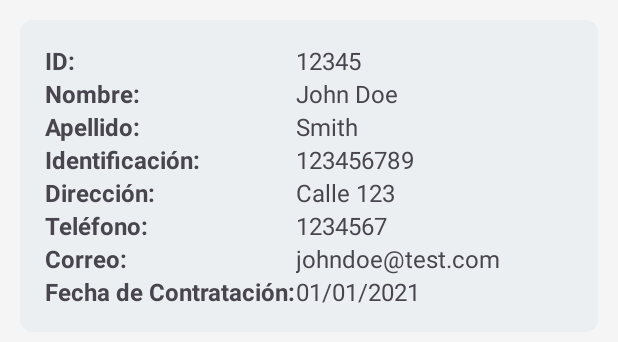
After one commit to k3ssdev/TeamTrekAndroid, an Android app: the layout card_employee.xml on its own in the app's theme, with its tools: preview values and no code run, on a phone screen of 412 x 824 dp. The commit adds this screen. Shown: the top 342 px of the screen. Run offline under Robolectric (Android 15) with nearby library versions, the phone set to English and light mode, and no system bars.

Commit message:
cardview employess as table in a card

```diff
--- a/app/build.gradle.kts
+++ b/app/build.gradle.kts
@@ -46,4 +46,6 @@ dependencies {
     testImplementation("junit:junit:4.13.2")
     androidTestImplementation("androidx.test.ext:junit:1.1.5")
     androidTestImplementation("androidx.test.espresso:espresso-core:3.5.1")
+    // cardview
+    implementation("androidx.cardview:cardview:1.0.0")
 }
--- a/app/src/main/java/io/github/k3ssdev/teamtrekandroid/database/EmployeeAdapter.java
+++ b/app/src/main/java/io/github/k3ssdev/teamtrekandroid/database/EmployeeAdapter.java
@@ -40,32 +40,54 @@ public class EmployeeAdapter extends BaseAdapter {
     @Override
     public View getView(int position, View convertView, ViewGroup parent) {
         if (convertView == null) {
-            convertView = LayoutInflater.from(context).inflate(R.layout.item_employee, parent, false);
+            convertView = LayoutInflater.from(context).inflate(R.layout.card_employee, parent, false);
         }
 
         Empleado employee = employees.get(position);
 
-        TextView idTextView = convertView.findViewById(R.id.idEmployeeTextView);
-        TextView nameTextView = convertView.findViewById(R.id.nombreEmployeeTextView);
-        TextView lastNameTextView = convertView.findViewById(R.id.apellidoEmployeeTextView);
-        TextView identificationTextView = convertView.findViewById(R.id.identificacionEmployeeTextView);
-        TextView emailTextView = convertView.findViewById(R.id.correoEmployeeTextView);
-        TextView phoneTextView = convertView.findViewById(R.id.telefonoEmployeeTextView);
-        TextView addressTextView = convertView.findViewById(R.id.direccionEmployeeTextView);
-        TextView dateTextView = convertView.findViewById(R.id.fechaContratacionEmployeeTextView);
+        TextView idLabel = convertView.findViewById(R.id.idLabel);
+        TextView idValue = convertView.findViewById(R.id.idValue);
+        TextView nombreLabel = convertView.findViewById(R.id.nombreLabel);
+        TextView nombreValue = convertView.findViewById(R.id.nombreValue);
+        TextView apellidoLabel = convertView.findViewById(R.id.apellidoLabel);
+        TextView apellidoValue = convertView.findViewById(R.id.apellidoValue);
+        TextView identificacionLabel = convertView.findViewById(R.id.identificacionLabel);
+        TextView identificacionValue = convertView.findViewById(R.id.identificacionValue);
+        TextView correoLabel = convertView.findViewById(R.id.correoLabel);
+        TextView correoValue = convertView.findViewById(R.id.correoValue);
+        TextView telefonoLabel = convertView.findViewById(R.id.telefonoLabel);
+        TextView telefonoValue = convertView.findViewById(R.id.telefonoValue);
+        TextView direccionLabel = convertView.findViewById(R.id.direccionLabel);
+        TextView direccionValue = convertView.findViewById(R.id.direccionValue);
+        TextView fechaContratacionLabel = convertView.findViewById(R.id.fechaContratacionLabel);
+        TextView fechaContratacionValue = convertView.findViewById(R.id.fechaContratacionValue);
 
-        idTextView.setText(String.valueOf(employee.getID()));
-        nameTextView.setText(employee.getNombre());
-        lastNameTextView.setText(employee.getApellido());
-        identificationTextView.setText(employee.getIdentificacion());
-        emailTextView.setText(employee.getEmail());
-        phoneTextView.setText(employee.getTelefono());
-        addressTextView.setText(employee.getDireccion());
+        idLabel.setText("ID: ");
+        idValue.setText(String.valueOf(employee.getID()));
 
-        // Formatear la fecha y establecerla en el TextView
-        SimpleDateFormat dateFormat = new SimpleDateFormat("dd-MM-yyyy"); // Cambia el formato según tus necesidades
+        nombreLabel.setText("Nombre: ");
+        nombreValue.setText(employee.getNombre());
+
+        apellidoLabel.setText("Apellido: ");
+        apellidoValue.setText(employee.getApellido());
+
+        identificacionLabel.setText("Identificación: ");
+        identificacionValue.setText(employee.getIdentificacion());
+
+        correoLabel.setText("Correo: ");
+        correoValue.setText(employee.getEmail());
+
+        telefonoLabel.setText("Teléfono: ");
+        telefonoValue.setText(employee.getTelefono());
+
+        direccionLabel.setText("Dirección: ");
+        direccionValue.setText(employee.getDireccion());
+
+        SimpleDateFormat dateFormat = new SimpleDateFormat("dd-MM-yyyy");
         String formattedDate = dateFormat.format(employee.getFechaContratacion());
-        dateTextView.setText(formattedDate);
+
+        fechaContratacionLabel.setText("Antigüedad: ");
+        fechaContratacionValue.setText(formattedDate);
 
         return convertView;
     }
--- /dev/null
+++ b/app/src/main/res/layout/card_employee.xml
@@ -0,0 +1,199 @@
+<LinearLayout
+    xmlns:android="http://schemas.android.com/apk/res/android"
+    xmlns:app="http://schemas.android.com/apk/res-auto"
+    xmlns:tools="http://schemas.android.com/tools"
+    android:layout_width="match_parent"
+    android:layout_height="wrap_content"
+    android:orientation="vertical"
+    android:padding="5dp">
+
+    <androidx.cardview.widget.CardView
+        android:id="@+id/cardView"
+        android:layout_width="match_parent"
+        android:layout_height="wrap_content"
+        android:layout_margin="8dp"
+        app:cardCornerRadius="8dp"
+        app:cardElevation="4dp"
+        app:cardBackgroundColor="#ECEFF1">
+
+        <LinearLayout
+            android:layout_width="match_parent"
+            android:layout_height="wrap_content"
+            android:orientation="vertical"
+            android:padding="16dp">
+
+
+
+            <!-- Aquí se encuentra el TableLayout -->
+            <androidx.constraintlayout.widget.ConstraintLayout
+                android:layout_width="match_parent"
+                android:layout_height="match_parent">
+
+                <TableLayout
+                    android:layout_width="352dp"
+                    android:layout_height="wrap_content"
+                    android:layout_marginStart="1dp"
+                    android:layout_marginEnd="1dp"
+                    app:layout_constraintBottom_toBottomOf="parent"
+                    app:layout_constraintEnd_toEndOf="parent"
+                    app:layout_constraintStart_toStartOf="parent"
+                    app:layout_constraintTop_toTopOf="parent">
+
+                    <!-- Aquí se encuentran los TableRows -->
+                    <TableRow>
+
+                        <TextView
+                            android:id="@+id/idLabel"
+                            android:layout_width="wrap_content"
+                            android:layout_height="wrap_content"
+                            android:text="ID:"
+                            android:textSize="16sp"
+                            android:textStyle="bold" />
+
+                        <TextView
+                            android:id="@+id/idValue"
+                            android:layout_width="wrap_content"
+                            android:layout_height="wrap_content"
+                            android:text="12345"
+                            android:textSize="16sp" />
+                    </TableRow>
+
+                    <TableRow>
+
+                        <TextView
+                            android:id="@+id/nombreLabel"
+                            android:layout_width="wrap_content"
+                            android:layout_height="wrap_content"
+                            android:text="Nombre:"
+                            android:textSize="16sp"
+                            android:textStyle="bold" />
+
+                        <TextView
+                            android:id="@+id/nombreValue"
+                            android:layout_width="wrap_content"
+                            android:layout_height="wrap_content"
+                            android:text="John Doe"
+                            android:textSize="16sp" />
+                    </TableRow>
+
+                    <TableRow>
+
+                        <TextView
+                            android:id="@+id/apellidoLabel"
+                            android:layout_width="wrap_content"
+                            android:layout_height="wrap_content"
+                            android:text="Apellido:"
+                            android:textSize="16sp"
+                            android:textStyle="bold" />
+
+                        <TextView
+                            android:id="@+id/apellidoValue"
+                            android:layout_width="wrap_content"
+                            android:layout_height="wrap_content"
+                            android:text="Smith"
+                            android:textSize="16sp" />
+                    </TableRow>
+
+                    <TableRow>
+
+                        <TextView
+                            android:id="@+id/identificacionLabel"
+                            android:layout_width="wrap_content"
+                            android:layout_height="wrap_content"
+                            android:text="Identificación:"
+                            android:textSize="16sp"
+                            android:textStyle="bold" />
+
+                        <TextView
+                            android:id="@+id/identificacionValue"
+                            android:layout_width="wrap_content"
+                            android:layout_height="wrap_content"
+                            android:text="123456789"
+                            android:textSize="16sp" />
+
+                    </TableRow>
+
+                    <TableRow>
+
+                        <TextView
+                            android:id="@+id/direccionLabel"
+                            android:layout_width="wrap_content"
+                            android:layout_height="wrap_content"
+                            android:text="Dirección:"
+                            android:textSize="16sp"
+                            android:textStyle="bold" />
+
+                        <TextView
+                            android:id="@+id/direccionValue"
+                            android:layout_width="wrap_content"
+                            android:layout_height="wrap_content"
+                            android:text="Calle 123"
+                            android:textSize="16sp" />
+
+                    </TableRow>
+
+                    <TableRow>
+
+                        <TextView
+                            android:id="@+id/telefonoLabel"
+                            android:layout_width="wrap_content"
+                            android:layout_height="wrap_content"
+                            android:text="Teléfono:"
+                            android:textSize="16sp"
+                            android:textStyle="bold" />
+
+                        <TextView
+                            android:id="@+id/telefonoValue"
+                            android:layout_width="wrap_content"
+                            android:layout_height="wrap_content"
+                            android:text="1234567"
+                            android:textSize="16sp" />
+
+                    </TableRow>
+
+                    <TableRow>
+
+                        <TextView
+                            android:id="@+id/correoLabel"
+                            android:layout_width="wrap_content"
+                            android:layout_height="wrap_content"
+                            android:text="Correo:"
+                            android:textSize="16sp"
+                            android:textStyle="bold" />
+
+                        <TextView
+                            android:id="@+id/correoValue"
+                            android:layout_width="wrap_content"
+                            android:layout_height="wrap_content"
+                            android:text="johndoe@test.com"
+                            android:textSize="16sp" />
+
+                    </TableRow>
+
+                    <TableRow>
+
+                        <TextView
+                            android:id="@+id/fechaContratacionLabel"
+                            android:layout_width="wrap_content"
+                            android:layout_height="wrap_content"
+                            android:text="Fecha de Contratación:"
+                            android:textSize="16sp"
+                            android:textStyle="bold" />
+
+                        <TextView
+                            android:id="@+id/fechaContratacionValue"
+                            android:layout_width="wrap_content"
+                            android:layout_height="wrap_content"
+                            android:text="01/01/2021"
+                            android:textSize="16sp" />
+
+                    </TableRow>
+
+                </TableLayout>
+            </androidx.constraintlayout.widget.ConstraintLayout>
+
+        </LinearLayout>
+
+    </androidx.cardview.widget.CardView>
+
+</LinearLayout>
--- a/app/src/main/res/values/strings.xml
+++ b/app/src/main/res/values/strings.xml
@@ -21,4 +21,14 @@
     <string name="timestamp">TimeStamp</string>
     <string name="menu_calendar">Horarios</string>
     <string name="menu_form">Ficha</string>
+
+
+        <string name="nombreLabel">Nombre:</string>
+        <string name="apellidoLabel">Apellido:</string>
+        <string name="identificacionLabel">Identificación:</string>
+        <string name="direccionLabel">Dirección:</string>
+        <string name="telefonoLabel">Teléfono:</string>
+        <string name="correoLabel">Correo:</string>
+
+
 </resources>
```
